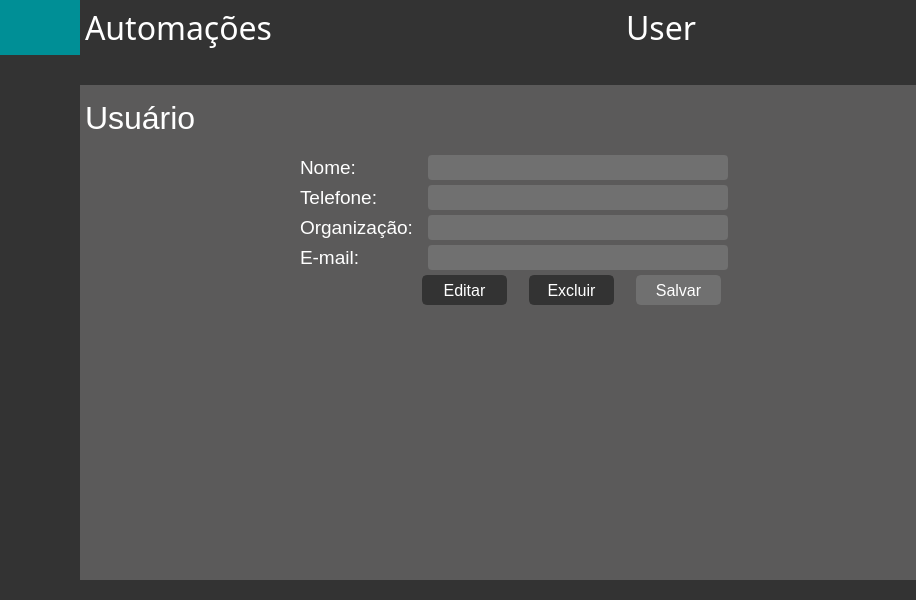
Qt form ui_main.ui (lucasspeixoto/dentalar_bots) before a commit.
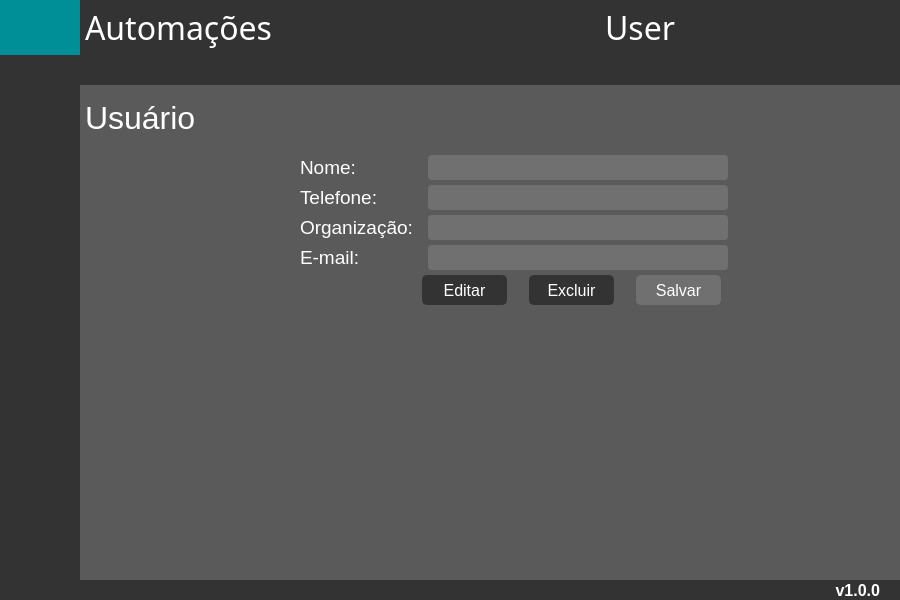
The same form after that commit. Icons and pictures are not drawn.

```diff
--- a/ui_main.ui
+++ b/ui_main.ui
@@ -9,7 +9,7 @@
    <rect>
     <x>0</x>
     <y>0</y>
-    <width>916</width>
+    <width>900</width>
     <height>600</height>
    </rect>
   </property>
@@ -317,7 +317,7 @@
            <widget class="QFrame" name="frame_person">
             <property name="minimumSize">
              <size>
-              <width>55</width>
+              <width>60</width>
               <height>55</height>
              </size>
             </property>
@@ -376,10 +376,10 @@
                 <set>Qt::AlignCenter</set>
                </property>
                <property name="margin">
-                <number>1</number>
+                <number>2</number>
                </property>
                <property name="indent">
-                <number>2</number>
+                <number>5</number>
                </property>
               </widget>
              </item>
@@ -3825,7 +3825,15 @@
                  <number>0</number>
                 </property>
                 <item>
-                 <widget class="QLabel" name="lab_tab">
+                 <widget class="QLabel" name="footer_page_title">
+                  <property name="font">
+                   <font>
+                    <family>Segoe UI</family>
+                   </font>
+                  </property>
+                  <property name="layoutDirection">
+                   <enum>Qt::LeftToRight</enum>
+                  </property>
                   <property name="styleSheet">
                    <string notr="true">QLabel {
 	color:rgb(255,255,255);
@@ -3834,11 +3842,37 @@
                   <property name="text">
                    <string/>
                   </property>
+                 </widget>
+                </item>
+                <item>
+                 <widget class="QLabel" name="footer_version_title">
+                  <property name="font">
+                   <font>
+                    <family>Segoe UI</family>
+                    <pointsize>12</pointsize>
+                    <weight>75</weight>
+                    <bold>true</bold>
+                   </font>
+                  </property>
+                  <property name="layoutDirection">
+                   <enum>Qt::RightToLeft</enum>
+                  </property>
+                  <property name="autoFillBackground">
+                   <bool>false</bool>
+                  </property>
+                  <property name="styleSheet">
+                   <string notr="true">QLabel {
+	color:rgb(255,255,255);
+}</string>
+                  </property>
+                  <property name="text">
+                   <string>v1.0.0</string>
+                  </property>
                   <property name="textFormat">
-                   <enum>Qt::RichText</enum>
+                   <enum>Qt::PlainText</enum>
                   </property>
                   <property name="alignment">
-                   <set>Qt::AlignLeading|Qt::AlignLeft|Qt::AlignVCenter</set>
+                   <set>Qt::AlignBottom|Qt::AlignRight|Qt::AlignTrailing</set>
                   </property>
                   <property name="wordWrap">
                    <bool>true</bool>
@@ -3847,7 +3881,7 @@
                    <number>0</number>
                   </property>
                   <property name="indent">
-                   <number>-1</number>
+                   <number>0</number>
                   </property>
                  </widget>
                 </item>
```
Left out of the diff: 2 changed lines with no effect on the pictures.
